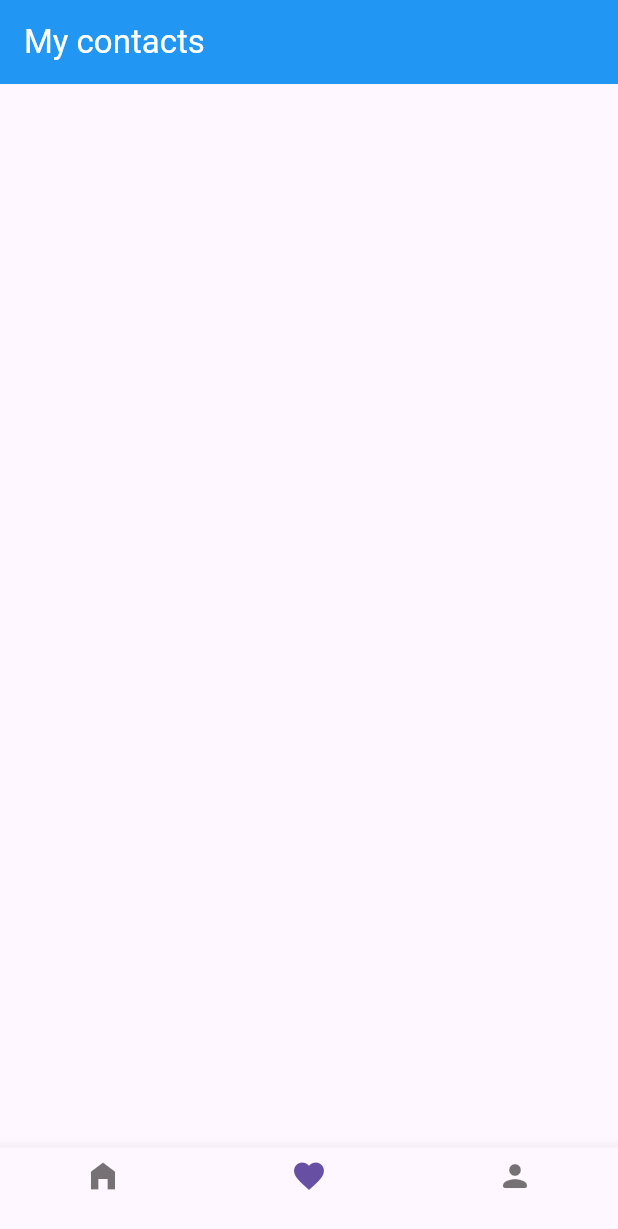
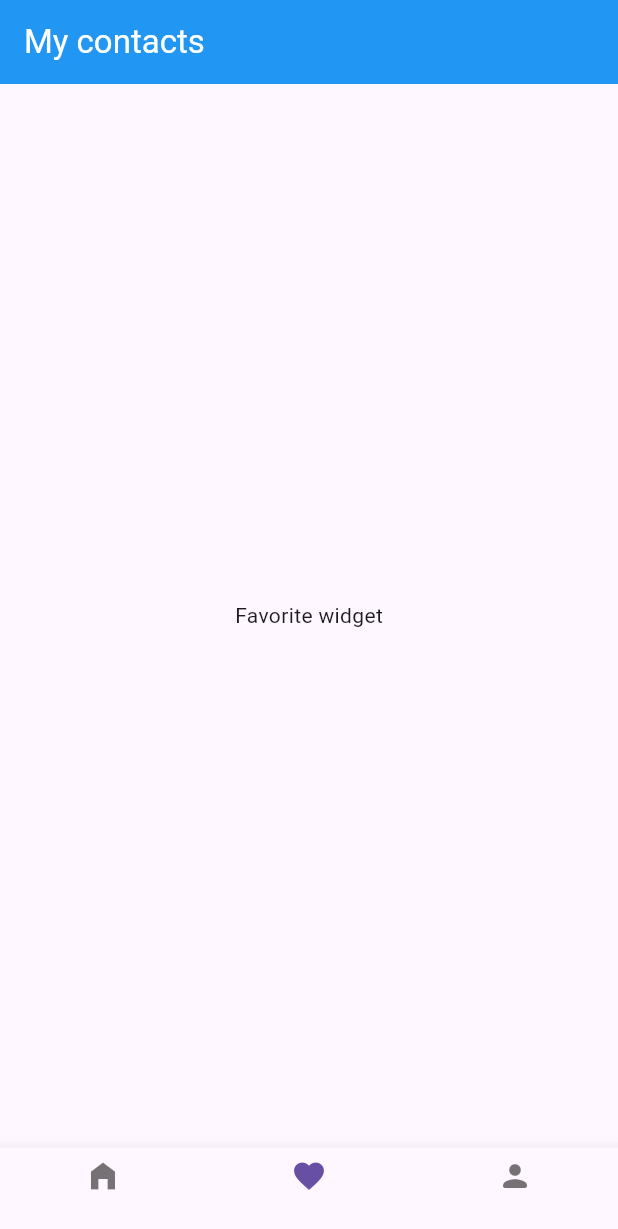
Before and after one commit to Chukcyihub/contactlist-application, a Flutter app: the screen it shows after launch, on a phone screen of 412 x 824 dp. Shown: the top 1229 px of the screen. Run offline on Flutter 3.47's test engine with Material 2 defaults, Android fonts, the phone set to English and light mode, and no system bars.

Commit message:
----started building

```diff
--- a/lib/screens/home_screen.dart
+++ b/lib/screens/home_screen.dart
@@ -1,3 +1,6 @@
+import 'package:contactlist/widgets/favorite_widget.dart';
+import 'package:contactlist/widgets/home_widget.dart';
+import 'package:contactlist/widgets/profile_widget.dart';
 import 'package:flutter/material.dart';
 
 class HomeScreen extends StatefulWidget {
@@ -10,6 +13,11 @@ class HomeScreen extends StatefulWidget {
 class _HomeScreenState extends State<HomeScreen> {
   int _selectedIndex = 1;
   _setindex(int index) => setState(() => _selectedIndex = index);
+  final List<Widget> _myWidgets = const [
+    HomeWidget(),
+    FavoriteWidget(),
+    ProfileWidget(),
+  ];
 
   @override
   Widget build(BuildContext context) {
@@ -21,6 +29,7 @@ class _HomeScreenState extends State<HomeScreen> {
         ),
         backgroundColor: Colors.blue,
       ),
+      body: _myWidgets[_selectedIndex],
       bottomNavigationBar: BottomNavigationBar(
         onTap: (value) => _setindex(value),
         currentIndex: _selectedIndex,
--- /dev/null
+++ b/lib/widgets/favorite_widget.dart
@@ -0,0 +1,19 @@
+import 'package:flutter/material.dart';
+
+class FavoriteWidget extends StatefulWidget {
+  const FavoriteWidget({super.key});
+
+  @override
+  State<FavoriteWidget> createState() => _FavoriteWidgetState();
+}
+
+class _FavoriteWidgetState extends State<FavoriteWidget> {
+  @override
+  Widget build(BuildContext context) {
+    return const SafeArea(
+      child: Center(
+        child: Text("Favorite widget"),
+      ),
+    );
+  }
+}
```
Also changed, not shown: lib/widgets/home_widget.dart (added, +19 -0 lines), lib/widgets/profile_widget.dart (added, +19 -0 lines).
